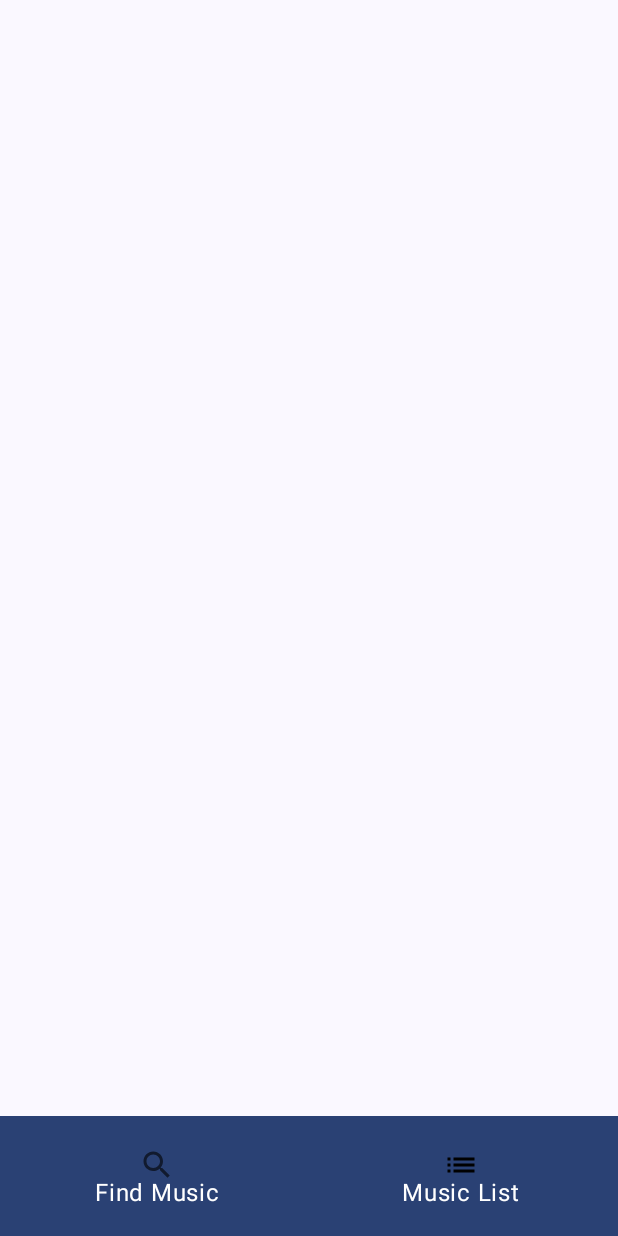
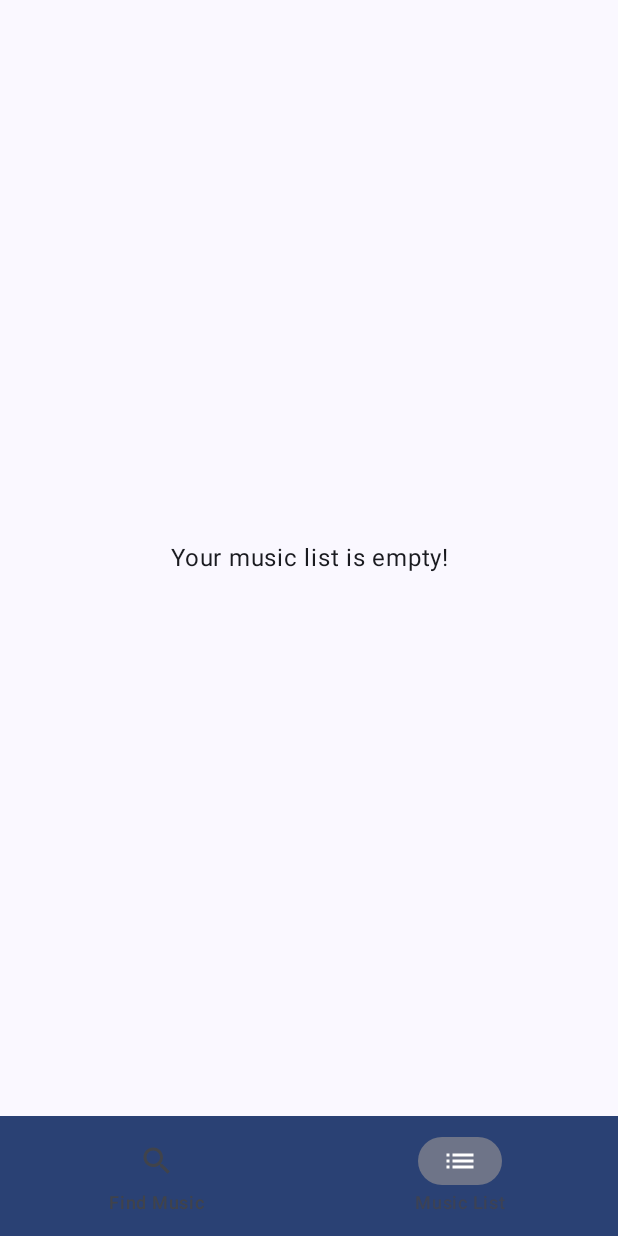
Before and after one commit to emreguldan/AudioPlayer, an Android app built with Jetpack Compose: the screen it shows after launch (MainActivity), item 2 of the bottom bar chosen, on a phone screen of 412 x 824 dp. Run offline under Robolectric (Android 15) with nearby library versions, the phone set to English and light mode, and no system bars; our stand-ins replace Dagger/Hilt's generated code.

Commit message:
v1.3.1 - some bugs fixed

```diff
--- a/app/build.gradle.kts
+++ b/app/build.gradle.kts
@@ -91,4 +91,6 @@ dependencies {
 
     implementation("io.coil-kt:coil-compose:2.5.0")
     implementation("androidx.datastore:datastore-preferences:1.0.0")
+
+    implementation("androidx.lifecycle:lifecycle-viewmodel-ktx:2.7.0")
 }
--- a/app/src/main/java/com/example/audioplayer/player/service/AudioServiceHandler.kt
+++ b/app/src/main/java/com/example/audioplayer/player/service/AudioServiceHandler.kt
@@ -2,7 +2,6 @@ package com.example.audioplayer.player.service
 
 import androidx.media3.common.MediaItem
 import androidx.media3.common.Player
-import androidx.media3.common.Tracks
 import androidx.media3.exoplayer.ExoPlayer
 import kotlinx.coroutines.DelicateCoroutinesApi
 import kotlinx.coroutines.Dispatchers
@@ -19,8 +18,7 @@ class AudioServiceHandler @Inject constructor(
     private val exoPlayer: ExoPlayer
 ): Player.Listener {
 
-    private val _audioState : MutableStateFlow<AudioState> =
-        MutableStateFlow(AudioState.Initial)
+    private val _audioState : MutableStateFlow<AudioState> = MutableStateFlow(AudioState.Initial)
     val audioState: StateFlow<AudioState> = _audioState.asStateFlow()
 
     private var job: Job? = null
--- a/app/src/main/java/com/example/audioplayer/ui/ScreenNavigation.kt
+++ b/app/src/main/java/com/example/audioplayer/ui/ScreenNavigation.kt
@@ -1,10 +1,10 @@
 package com.example.audioplayer.ui
 
 import androidx.compose.foundation.layout.padding
-import androidx.compose.material.BottomNavigationItem
-import androidx.compose.material.Icon
+import androidx.compose.material3.NavigationBarItem
+import androidx.compose.material3.Icon
 import androidx.compose.material.icons.Icons
-import androidx.compose.material.icons.filled.List
+import androidx.compose.material.icons.automirrored.filled.List
 import androidx.compose.material.icons.filled.Search
 import androidx.compose.material3.BottomAppBar
 import androidx.compose.material3.MaterialTheme
@@ -27,13 +27,12 @@ import com.example.audioplayer.ui.audio.AudioViewModel
 import com.example.audioplayer.ui.audio.HomeScreen
 import com.example.audioplayer.ui.audio.MusicListScreen
 import com.example.audioplayer.ui.audio.UIEvents
-import com.example.audioplayer.ui.audio.audioDummy
 import com.example.audioplayer.ui.audio.audioPlayerVisible
 import com.example.audioplayer.ui.audio.captureList
 
 sealed class Screen(val route: String, val title: String, val icon: ImageVector) {
     data object Home : Screen("home_route", "Find Music", Icons.Default.Search)
-    data object List : Screen("list_route", "Music List", Icons.Default.List)
+    data object List : Screen("list_route", "Music List", Icons.AutoMirrored.Filled.List)
 }
 
 val items = listOf(
@@ -57,7 +56,7 @@ fun ScreenNavigation(
                 val navBackStackEntry by navController.currentBackStackEntryAsState()
                 val currentDestination = navBackStackEntry?.destination
                 items.forEach { screen ->
-                    BottomNavigationItem(
+                    NavigationBarItem(
                         icon = { Icon(screen.icon, contentDescription = null) },
                         label = { Text(screen.title) },
                         selected = currentDestination?.hierarchy?.any { it.route == screen.route } == true,
@@ -126,7 +125,7 @@ fun ScreenNavigation(
                     progress = viewModel.progress,
                     onProgress = { viewModel.onUiEvents(UIEvents.SeekTo(it)) },
                     isAudioPlaying = viewModel.isPlaying,
-                    currentPlayingAudio = viewModel.currentSelectedAudio,
+                    currentPlayingAudio =viewModel.currentSelectedAudio,
                     onStart = {
                         viewModel.onUiEvents(UIEvents.PlayPause)
                     },
--- a/app/src/main/java/com/example/audioplayer/ui/audio/AudioViewModel.kt
+++ b/app/src/main/java/com/example/audioplayer/ui/audio/AudioViewModel.kt
@@ -18,8 +18,6 @@ import com.example.audioplayer.player.service.AudioState
 import com.example.audioplayer.player.service.PlayerEvent
 import dagger.hilt.android.lifecycle.HiltViewModel
 import kotlinx.coroutines.flow.MutableStateFlow
-import kotlinx.coroutines.flow.StateFlow
-import kotlinx.coroutines.flow.asStateFlow
 import kotlinx.coroutines.flow.collectLatest
 import kotlinx.coroutines.launch
 import java.util.concurrent.TimeUnit
--- a/app/src/main/java/com/example/audioplayer/ui/audio/Home.kt
+++ b/app/src/main/java/com/example/audioplayer/ui/audio/Home.kt
@@ -1,6 +1,5 @@
 package com.example.audioplayer.ui.audio
 
-import android.util.Log
 import android.widget.Toast
 import androidx.compose.foundation.BorderStroke
 import androidx.compose.foundation.clickable
@@ -10,6 +9,7 @@ import androidx.compose.foundation.layout.Column
 import androidx.compose.foundation.layout.Row
 import androidx.compose.foundation.layout.Spacer
 import androidx.compose.foundation.layout.fillMaxHeight
+import androidx.compose.foundation.layout.fillMaxSize
 import androidx.compose.foundation.layout.fillMaxWidth
 import androidx.compose.foundation.layout.height
 import androidx.compose.foundation.layout.padding
@@ -25,9 +25,7 @@ import androidx.compose.material.icons.filled.Pause
 import androidx.compose.material.icons.filled.PlayArrow
 import androidx.compose.material.icons.filled.SkipNext
 import androidx.compose.material.icons.filled.SkipPrevious
-import androidx.compose.material3.AlertDialog
 import androidx.compose.material3.BottomAppBar
-import androidx.compose.material3.Button
 import androidx.compose.material3.Card
 import androidx.compose.material3.Icon
 import androidx.compose.material3.IconButton
@@ -36,9 +34,7 @@ import androidx.compose.material3.Scaffold
 import androidx.compose.material3.Slider
 import androidx.compose.material3.Surface
 import androidx.compose.material3.Text
-import androidx.compose.material3.TextButton
 import androidx.compose.runtime.Composable
-import androidx.compose.runtime.LaunchedEffect
 import androidx.compose.ui.Alignment
 import androidx.compose.ui.Modifier
 import androidx.compose.ui.draw.clip
@@ -46,13 +42,14 @@ import androidx.compose.ui.graphics.Color
 import androidx.compose.ui.graphics.vector.ImageVector
 import androidx.compose.ui.platform.LocalContext
 import androidx.compose.ui.text.font.FontWeight
+import androidx.compose.ui.text.style.TextAlign
 import androidx.compose.ui.text.style.TextOverflow
 import androidx.compose.ui.unit.dp
-import androidx.core.net.toUri
 import com.example.audioplayer.data.local.model.Audio
 import kotlin.math.floor
 
 var audioPlayerVisible = false
+
 @Composable
 fun HomeScreen(
     progress: Float,
@@ -78,7 +75,9 @@ fun HomeScreen(
                     onPrevious = onPrevious,
                     isAudioPlaying = isAudioPlaying
                 )
-            } else {null}
+            } else {
+                null
+            }
         }
     ) {
         val context = LocalContext.current
@@ -89,7 +88,7 @@ fun HomeScreen(
                 val alreadyAdded = addedAudioList.contains(audio)
                 AudioItem(
                     audio = audio,
-                    onItemClick = { onItemClick(index) } ,
+                    onItemClick = { onItemClick(index) },
                     onAddClick = {
                         if (!alreadyAdded) {
                             addedAudioList.add(audio)
@@ -135,9 +134,22 @@ fun MusicListScreen(
                     onPrevious = onPrevious,
                     isAudioPlaying = isAudioPlaying
                 )
-            } else {null}
+            } else {
+                null
+            }
         }
     ) {
+        if (addedAudioList.isEmpty()) {
+            Box(
+                modifier = Modifier.fillMaxSize()
+            ) {
+                Text(
+                    text = "Your music list is empty!",
+                    textAlign = TextAlign.Center,
+                    modifier = Modifier.align(alignment = Alignment.Center)
+                )
+            }
+        } else {
             LazyColumn(
                 contentPadding = it
             ) {
@@ -146,13 +158,14 @@ fun MusicListScreen(
                         audio = audio,
                         onItemClick = { onItemClick(audioList.indexOf(audio)) },
                         onAddClick = {
-                        addedAudioList.remove(audio);
+                            addedAudioList.remove(audio)
                             viewModel.clearMediaItems()
                             captureList(addedAudioList)
                             viewModel.loadAudioListData()
                         },
                         icon = Icons.Default.Delete
                     )
+                }
             }
         }
     }
```
Lines whose indentation alone changed are shown as unchanged.
